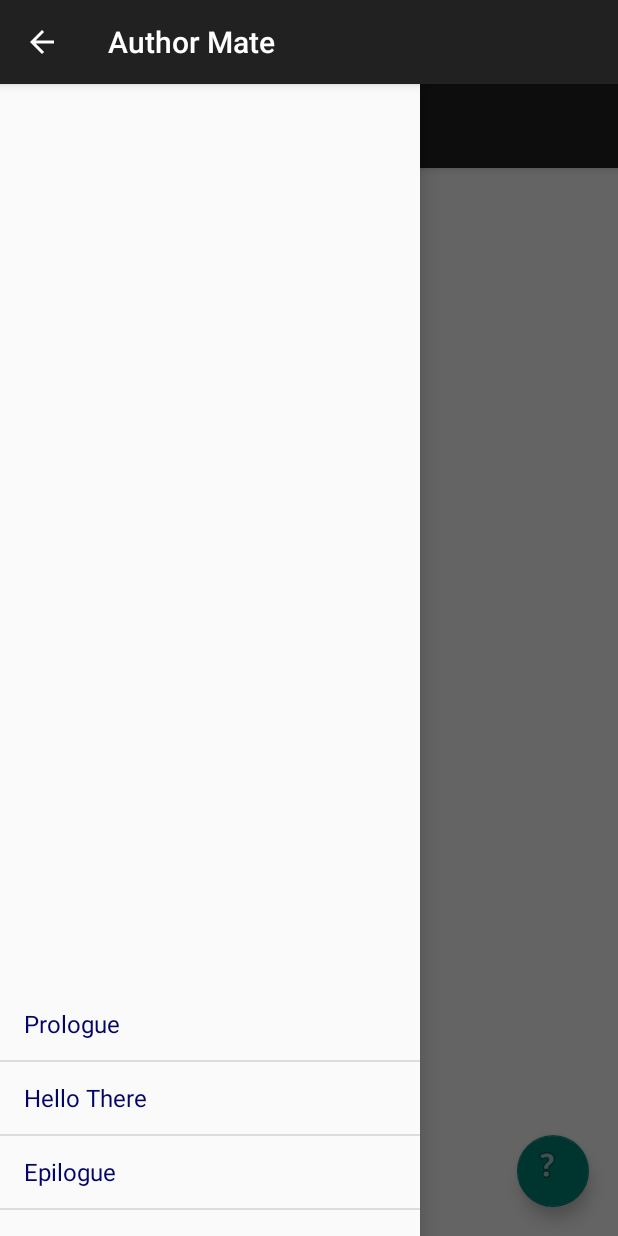
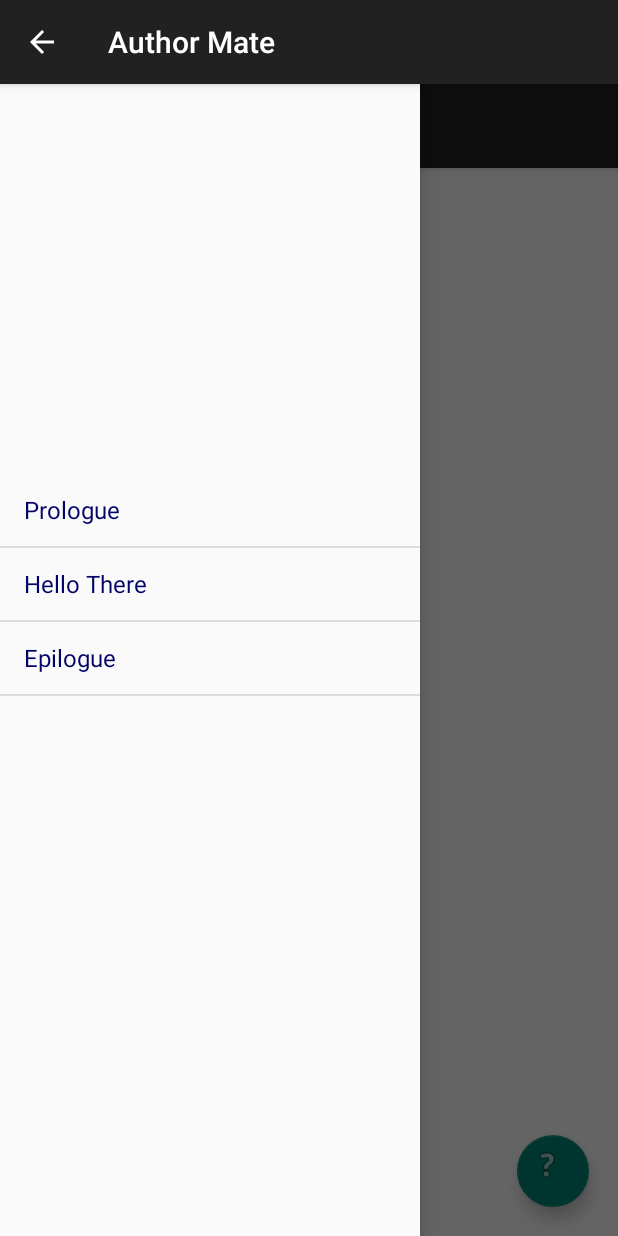
Before and after one commit to kpescobar/AuthorMateFinal, an Android app: the screen it shows after launch (NavigationActivity), with the side drawer open, on a phone screen of 412 x 824 dp. Run offline under Robolectric (Android 15) with nearby library versions, the phone set to English and light mode, and no system bars; 2 statements that could not run were skipped.

Commit message:
Fixed navigation drawer layout.

```diff
--- a/app/src/main/res/layout/activity_navigation.xml
+++ b/app/src/main/res/layout/activity_navigation.xml
@@ -23,23 +23,13 @@
     <LinearLayout
       android:id="@+id/left_drawer"
       android:layout_width="match_parent"
-      android:layout_height="165dp"
+      android:layout_height="508dp"
       android:layout_gravity="bottom" >
       <ListView
         android:id="@+id/left_drawer_list"
         android:layout_width="match_parent"
-        android:layout_height="656dp"></ListView>
-      <TextView
-        android:id="@+id/how_to_text"
-        android:layout_width="wrap_content"
-        android:layout_height="wrap_content"
-        android:text="Author Mate is a tool for writers to set writing goals/deadlines for any project."
-        android:layout_marginStart="28dp"
-        android:layout_marginLeft="28dp"
-        android:layout_marginEnd="28dp"
-        android:layout_marginRight="28dp"
-        android:visibility="invisible"/>
-
+        android:layout_height="656dp">
+      </ListView>
     </LinearLayout>
 
   </android.support.design.widget.NavigationView>
```
